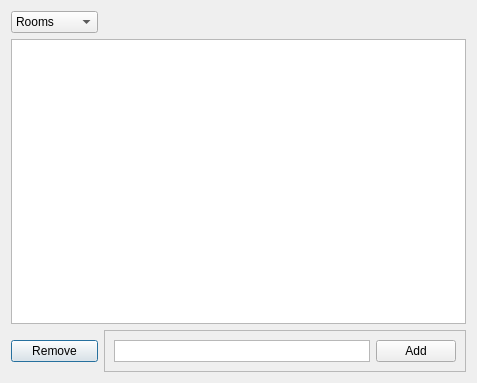
Before: the Qt Designer form lab1/editlistsdialog.ui in BarnyK/School-Schedule-QT, drawn with Qt 5.
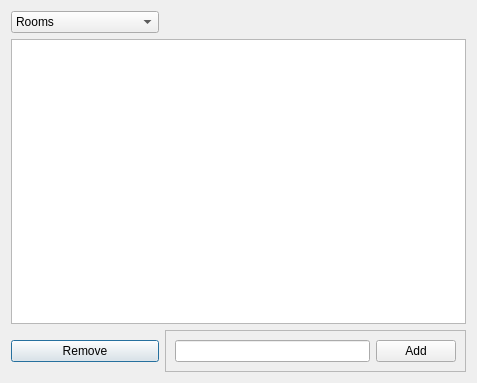
After: the same form once the commit is applied.

Commit message: changed text widget

Diff of the .ui file:
```diff
--- a/lab1/editlistsdialog.ui
+++ b/lab1/editlistsdialog.ui
@@ -70,32 +70,7 @@
      </property>
      <layout class="QHBoxLayout" name="horizontalLayout">
       <item>
-       <widget class="QPlainTextEdit" name="addTextEdit">
-        <property name="sizePolicy">
-         <sizepolicy hsizetype="Expanding" vsizetype="Ignored">
-          <horstretch>0</horstretch>
-          <verstretch>0</verstretch>
-         </sizepolicy>
-        </property>
-        <property name="inputMethodHints">
-         <set>Qt::ImhNone</set>
-        </property>
-        <property name="lineWidth">
-         <number>1</number>
-        </property>
-        <property name="verticalScrollBarPolicy">
-         <enum>Qt::ScrollBarAlwaysOff</enum>
-        </property>
-        <property name="horizontalScrollBarPolicy">
-         <enum>Qt::ScrollBarAlwaysOff</enum>
-        </property>
-        <property name="sizeAdjustPolicy">
-         <enum>QAbstractScrollArea::AdjustIgnored</enum>
-        </property>
-        <property name="lineWrapMode">
-         <enum>QPlainTextEdit::WidgetWidth</enum>
-        </property>
-       </widget>
+       <widget class="QLineEdit" name="addTextEdit"/>
       </item>
       <item>
        <widget class="QPushButton" name="addButton">
```
The commit also changes 2 other files.
